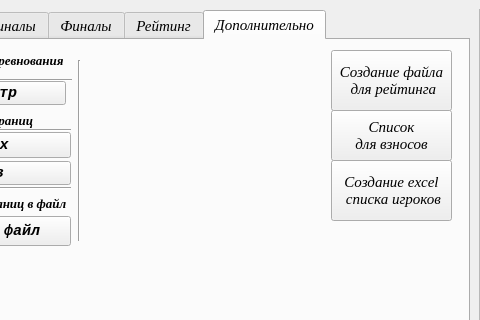
First picture: the form in UI/main_window.ui, repository Kaspar0810/Competitions_TT_SQL, before the edit; both pictures show x 631 to 1111 and y 0 to 320 of the 1111 by 827 pixel window.
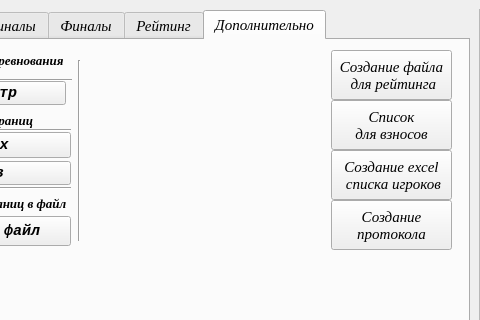
Second picture: the form after the edit.

Commit message: создание проткола для финалов в круг

```diff
--- a/UI/main_window.ui
+++ b/UI/main_window.ui
@@ -3923,7 +3923,7 @@
         <x>700</x>
         <y>10</y>
         <width>121</width>
-        <height>61</height>
+        <height>50</height>
        </rect>
       </property>
       <property name="font">
@@ -4420,9 +4420,9 @@
       <property name="geometry">
        <rect>
         <x>700</x>
-        <y>70</y>
+        <y>60</y>
         <width>121</width>
-        <height>51</height>
+        <height>50</height>
        </rect>
       </property>
       <property name="font">
@@ -4440,9 +4440,9 @@
       <property name="geometry">
        <rect>
         <x>700</x>
-        <y>120</y>
+        <y>110</y>
         <width>121</width>
-        <height>61</height>
+        <height>50</height>
        </rect>
       </property>
       <property name="font">
@@ -4468,6 +4468,38 @@
        <bool>false</bool>
       </property>
      </widget>
+     <widget class="QPushButton" name="Button_made_protokol">
+      <property name="geometry">
+       <rect>
+        <x>700</x>
+        <y>160</y>
+        <width>121</width>
+        <height>50</height>
+       </rect>
+      </property>
+      <property name="font">
+       <font>
+        <family>Times New Roman</family>
+        <italic>true</italic>
+       </font>
+      </property>
+      <property name="text">
+       <string>Создание
+протокола</string>
+      </property>
+      <property name="shortcut">
+       <string/>
+      </property>
+      <property name="autoRepeat">
+       <bool>false</bool>
+      </property>
+      <property name="default">
+       <bool>false</bool>
+      </property>
+      <property name="flat">
+       <bool>false</bool>
+      </property>
+     </widget>
     </widget>
    </widget>
    <widget class="QToolBox" name="toolBox">
```
The commit also changes 3 other files.
